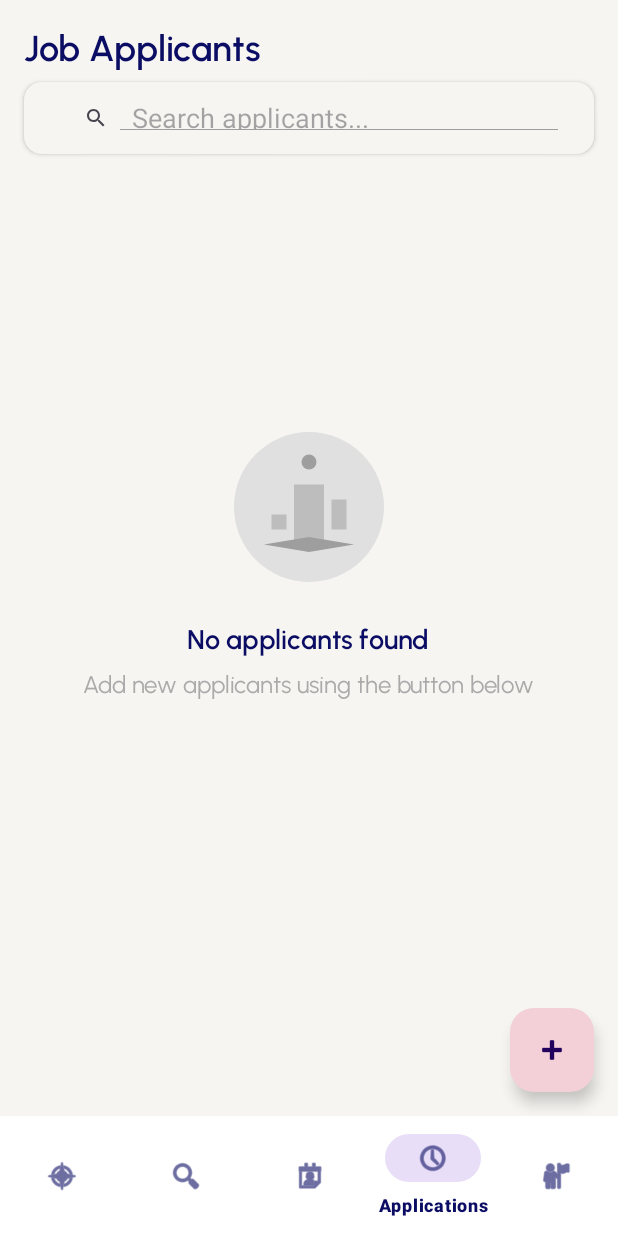
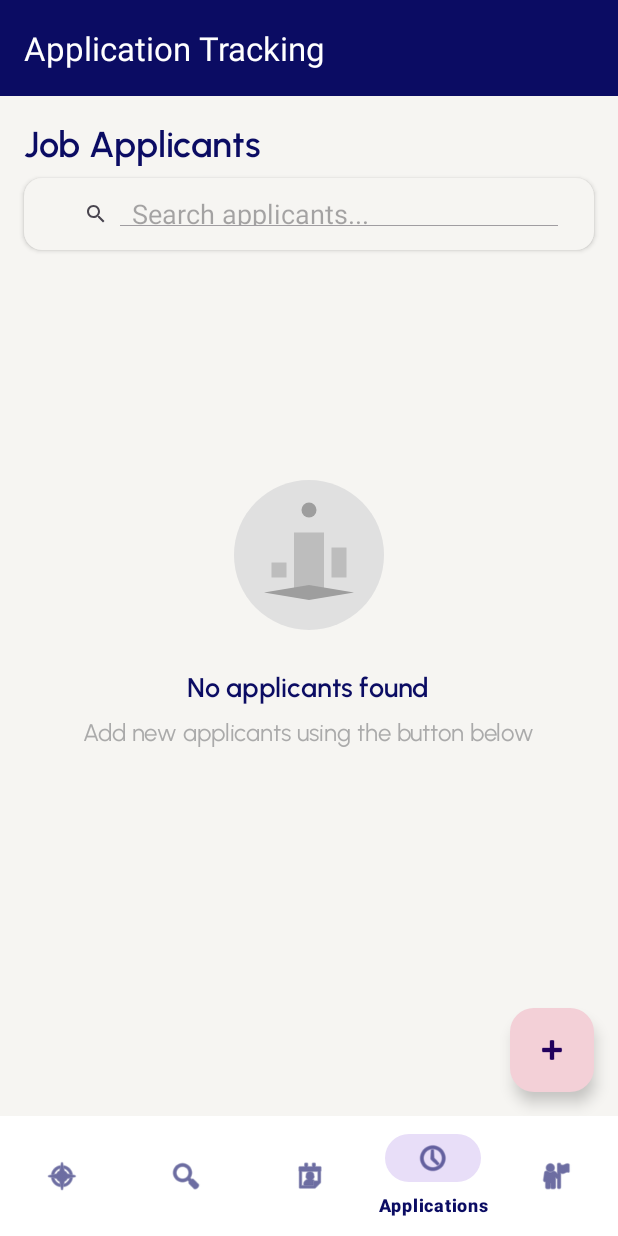
Before and after one commit to jayr-o1/capstone-unitechhr-mobile, an Android app: the screen it shows after launch (MainActivity), item 4 of the bottom bar chosen, on a phone screen of 412 x 824 dp. Run offline under Robolectric (Android 15) with nearby library versions, the phone set to English and light mode, and no system bars; our stand-ins replace CircleImageView, Firebase (no records; nobody signed in at launch, a user with empty details on screens opened directly), navigation-ui.

Commit message:
Add toolbar to MainActivity and update layout constraints

```diff
--- a/app/src/main/java/com/capstone/unitechhr/MainActivity.kt
+++ b/app/src/main/java/com/capstone/unitechhr/MainActivity.kt
@@ -12,6 +12,7 @@ import androidx.navigation.ui.navigateUp
 import androidx.navigation.ui.setupActionBarWithNavController
 import androidx.navigation.ui.setupWithNavController
 import com.google.android.material.bottomnavigation.BottomNavigationView
+import androidx.appcompat.widget.Toolbar
 
 class MainActivity : AppCompatActivity() {
 
@@ -22,6 +23,11 @@ class MainActivity : AppCompatActivity() {
         super.onCreate(savedInstanceState)
         enableEdgeToEdge()
         setContentView(R.layout.activity_main)
+
+        // Set up the toolbar
+        val toolbar = findViewById<Toolbar>(R.id.toolbar)
+        setSupportActionBar(toolbar)
+
         ViewCompat.setOnApplyWindowInsetsListener(findViewById(R.id.main)) { v, insets ->
             val systemBars = insets.getInsets(WindowInsetsCompat.Type.systemBars())
             v.setPadding(systemBars.left, systemBars.top, systemBars.right, systemBars.bottom)
--- a/app/src/main/res/layout/activity_main.xml
+++ b/app/src/main/res/layout/activity_main.xml
@@ -6,6 +6,18 @@
     android:layout_width="match_parent"
     android:layout_height="match_parent"
     tools:context=".MainActivity">
+
+    <androidx.appcompat.widget.Toolbar
+        android:id="@+id/toolbar"
+        android:layout_width="match_parent"
+        android:layout_height="?attr/actionBarSize"
+        android:background="@color/blue"
+        android:elevation="4dp"
+        android:theme="@style/ThemeOverlay.AppCompat.Dark.ActionBar"
+        app:popupTheme="@style/ThemeOverlay.AppCompat.Light"
+        app:layout_constraintTop_toTopOf="parent"
+        app:layout_constraintStart_toStartOf="parent"
+        app:layout_constraintEnd_toEndOf="parent" />
 
     <androidx.fragment.app.FragmentContainerView
         android:id="@+id/fragmentContainer"
@@ -16,7 +28,7 @@
         app:layout_constraintBottom_toTopOf="@+id/bottom_navigation"
         app:layout_constraintEnd_toEndOf="parent"
         app:layout_constraintStart_toStartOf="parent"
-        app:layout_constraintTop_toTopOf="parent"
+        app:layout_constraintTop_toBottomOf="@+id/toolbar"
         app:navGraph="@navigation/nav_graph" />
 
     <com.google.android.material.bottomnavigation.BottomNavigationView
```
